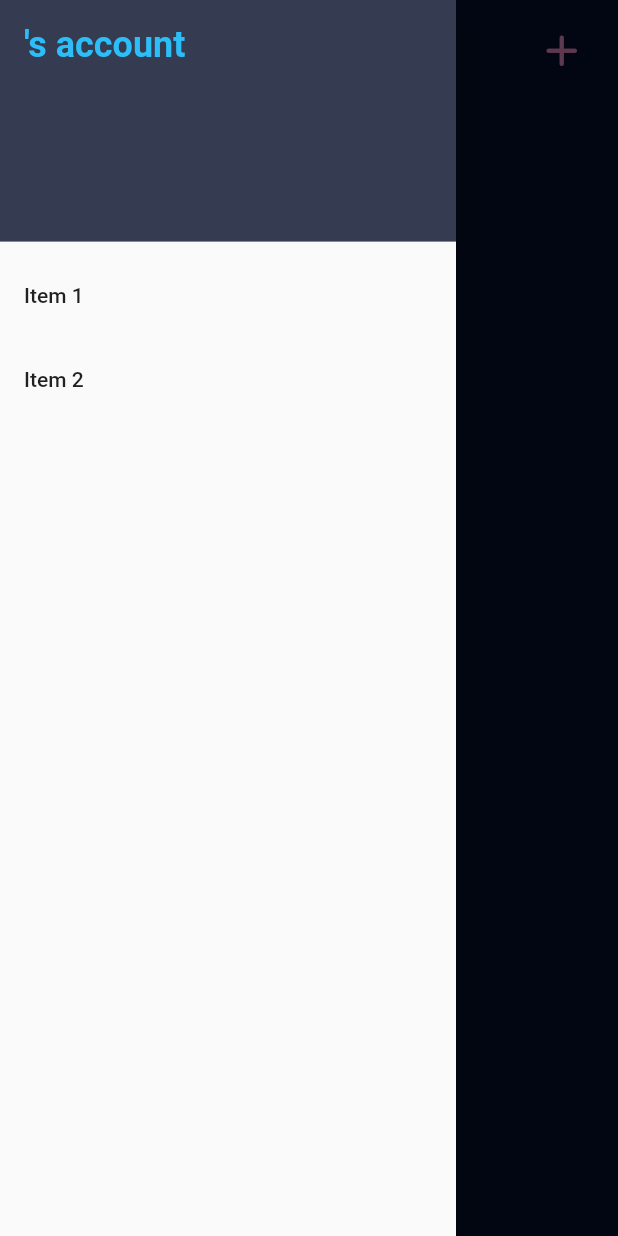
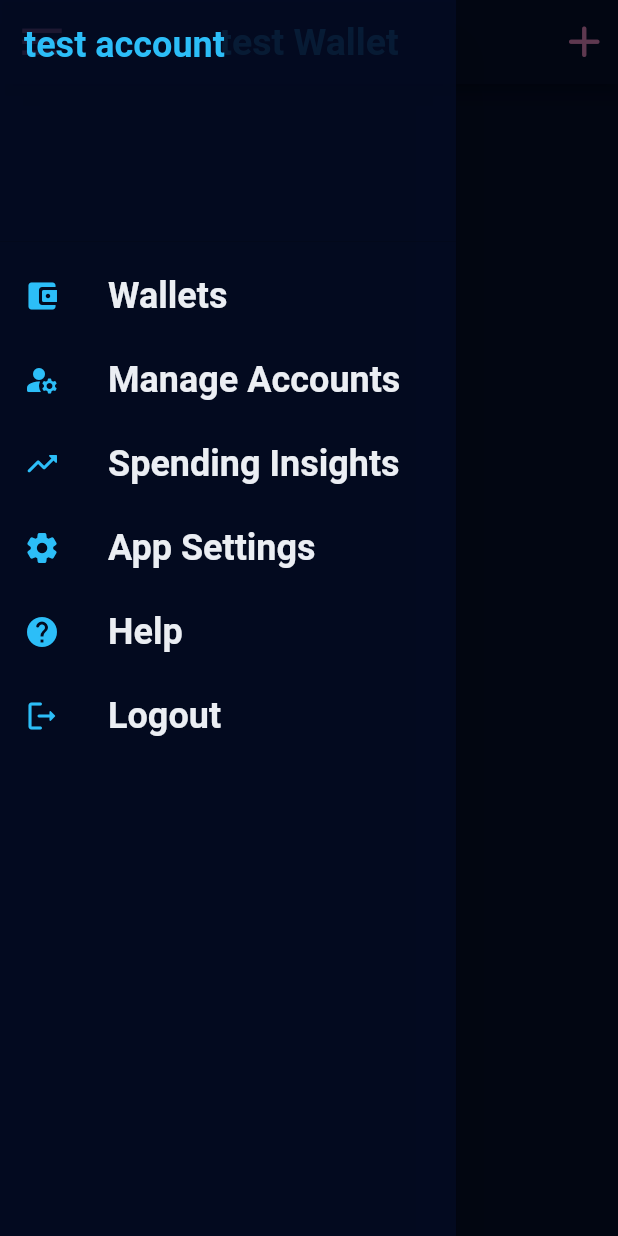
Before and after one commit to NotaCSstudent/FTPbank, a Flutter app: the MainScreen screen opened directly, with the side drawer open, on a phone screen of 412 x 824 dp. Run offline on Flutter 3.47's test engine with Material 2 defaults, Android fonts, the phone set to English and light mode, and no system bars; our stand-ins replace google_fonts; missing offline and left inert: cryptography; Roboto replaces fonts that are missing (Habibi).

Commit message:
Added name field and added drawer for main screen

```diff
--- a/client/lib/Screens/Main/mainscreen.dart
+++ b/client/lib/Screens/Main/mainscreen.dart
@@ -1,30 +1,31 @@
-import 'package:client/Screens/SignIn/background.dart';
 import 'package:client/Screens/SignIn/signin.dart';
 import 'package:client/constants.dart';
 import 'package:flutter/material.dart';
 import 'package:google_fonts/google_fonts.dart';
+import 'package:client/userinfo.dart';
+
 // for now empty, add some dummy data here later after reading the API docs
+// String name = User.name;
 
 class MainScreen extends StatelessWidget {
   const MainScreen({Key? key}) : super(key: key);
 
   @override
   Widget build(BuildContext context) {
-    String? name = userNameFieldController.text;
+    // String? name = userNameFieldController.text;
     Size size = MediaQuery.of(context).size; // Size of the screen
 
     return Scaffold(
-      drawer: Drawer(
-        semanticLabel: "ABC",
+      drawer: Theme(
+        data: Theme.of(context).copyWith(
+          canvasColor: BackgroundColor.withOpacity(0.7),
+        ),
+        child: Drawer(
           child: ListView(
-          // padding: EdgeInsets.zero,
-
             children: <Widget>[
               DrawerHeader(
-                decoration:
-                    BoxDecoration(color: BackgroundColor.withOpacity(0.8)),
                   child: Text(
-                  "$name's account",
+                "test account",
                 style: GoogleFonts.habibi(
                     textStyle: TextStyle(
                         color: LightBlueAccent,
@@ -32,19 +33,144 @@ class MainScreen extends StatelessWidget {
                         fontWeight: FontWeight.bold)),
               )),
               ListTile(
-              title: Text("Item 1"),
+                leading: Icon(
+                  Icons.account_balance_wallet_rounded,
+                  color: LightBlueAccent,
+                ),
+                title: Text(
+                  "Wallets",
+                  style: GoogleFonts.habibi(
+                      textStyle: TextStyle(
+                          color: LightGrey,
+                          fontSize: 24,
+                          fontWeight: FontWeight.bold)),
+                ),
                 onTap: () {
                   Navigator.pop(context);
                 },
               ),
               ListTile(
-              title: Text("Item 2"),
+                leading: Icon(
+                  Icons.manage_accounts_rounded,
+                  color: LightBlueAccent,
+                ),
+                title: Text(
+                  "Manage Accounts",
+                  style: GoogleFonts.habibi(
+                      textStyle: TextStyle(
+                          color: LightGrey,
+                          fontSize: 24,
+                          fontWeight: FontWeight.bold)),
+                ),
                 onTap: () {
                   Navigator.pop(context);
                 },
               ),
+              ListTile(
+                leading: Icon(
+                  Icons.trending_up_rounded,
+                  color: LightBlueAccent,
+                ),
+                title: Text(
+                  "Spending Insights",
+                  style: GoogleFonts.habibi(
+                      textStyle: TextStyle(
+                          color: LightGrey,
+                          fontSize: 24,
+                          fontWeight: FontWeight.bold)),
+                ),
+                onTap: () {
+                  Navigator.pop(context);
+                },
+              ),
+              ListTile(
+                leading: Icon(
+                  Icons.settings_rounded,
+                  color: LightBlueAccent,
+                ),
+                title: Text(
+                  "App Settings",
+                  style: GoogleFonts.habibi(
+                      textStyle: TextStyle(
+                          color: LightGrey,
+                          fontSize: 24,
+                          fontWeight: FontWeight.bold)),
+                ),
+                onTap: () {
+                  Navigator.pop(context);
+                },
+              ),
+              ListTile(
+                leading: Icon(
+                  Icons.help_rounded,
+                  color: LightBlueAccent,
+                ),
+                title: Text(
+                  "Help",
+                  style: GoogleFonts.habibi(
+                      textStyle: TextStyle(
+                          color: LightGrey,
+                          fontSize: 24,
+                          fontWeight: FontWeight.bold)),
+                ),
+                onTap: () {
+                  Navigator.pop(context);
+                },
+              ),
+              ListTile(
+                leading: Icon(
+                  Icons.logout_rounded,
+                  color: LightBlueAccent,
+                ),
+                title: Text(
+                  "Logout",
+                  style: GoogleFonts.habibi(
+                      textStyle: TextStyle(
+                          color: LightGrey,
+                          fontSize: 24,
+                          fontWeight: FontWeight.bold)),
+                ),
+                onTap: () {
+                  Navigator.pop(context);
+                  Navigator.push(context,
+                      PageRouteBuilder(pageBuilder: (_, __, ___) => Signin()));
+                },
+              ),
             ],
           ),
+        ),
+      ),
+      appBar: AppBar(
+        centerTitle: true,
+        leading: Builder(
+          builder: (context) => IconButton(
+            icon: Icon(
+              Icons.menu_outlined,
+              color: PinkAccent,
+              size: 35,
+            ),
+            onPressed: () => Scaffold.of(context).openDrawer(),
+          ),
+        ),
+        title: Text(
+          "test Wallet",
+          style: GoogleFonts.habibi(
+            textStyle: TextStyle(
+                color: LightBlueAccent.withOpacity(0.8),
+                fontSize: 25,
+                fontWeight: FontWeight.bold),
+          ),
+        ),
+        actions: [
+          IconButton(
+            onPressed: () {},
+            icon: Icon(
+              Icons.add_rounded,
+              color: PinkAccent,
+              size: 35,
+            ),
+          )
+        ],
       ),
       body: Container(
         margin: EdgeInsets.only(top: 8),
@@ -56,41 +182,7 @@ class MainScreen extends StatelessWidget {
             Container(
               margin: EdgeInsets.only(left: 15, right: 15),
               alignment: FractionalOffset.center,
-                child: Row(
-                  // crossAxisAlignment: CrossAxisAlignment.start,
-                  mainAxisAlignment: MainAxisAlignment.start,
-                  children: [
-                    InkWell(
-                      onTap: () {
-                        // Scaffold.of(context).openDrawer();
-                      },
-                      child: Icon(
-                        Icons.menu_outlined,
-                        color: PinkAccent,
-                        size: 35,
-                      ),
-                    ),
-                    Spacer(),
-                    Text(
-                      "$name's Wallet",
-                      style: GoogleFonts.habibi(
-                        textStyle: TextStyle(
-                            color: LightBlueAccent.withOpacity(0.8),
-                            fontSize: 25,
-                            fontWeight: FontWeight.bold),
-                      ),
-                    ),
-                    Spacer(),
-                    IconButton(
-                      onPressed: () {},
-                      icon: Icon(
-                        Icons.add_rounded,
-                        color: PinkAccent,
-                        size: 35,
-                      ),
             )
-                  ],
-                ))
           ],
         ),
       ),
--- a/client/lib/Screens/SignIn/signinbtn.dart
+++ b/client/lib/Screens/SignIn/signinbtn.dart
@@ -71,6 +71,8 @@ class SignInBttn extends StatelessWidget {
             if (status == true) {
               Navigator.push(context,
                   PageRouteBuilder(pageBuilder: (_, __, ___) => MainScreen()));
+              userNameFieldController.clear();
+              passwordFieldController.clear(); // clears password
             } else {
               ScaffoldMessenger.of(context).showSnackBar(SnackBar(
                 backgroundColor: DarkBlueAccent,
--- a/client/lib/interface.dart
+++ b/client/lib/interface.dart
@@ -10,11 +10,12 @@ class HttpStuff {
   var signUP = Uri.parse(
       'http://172.25.115.217:5000/signup'); //Parses the flask url and gets data
 
-  signup(user, pass, email) async {
+  signup(user, pass, email, name) async {
     http.Response response = await client.post(signUP, body: {
       'email': email,
       'password': pass,
       'username': user,
+      'name': name
     });
 
     if (response.statusCode == 200) {
```
Also changed, not shown: client/lib/Screens/SignUp/signup.dart (+81 -14 lines), client/lib/Screens/SignUp/signupbtn.dart (+9 -1 lines), client/lib/userinfo.dart (added, +14 -0 lines), client/lib/Screens/SignIn/moreinfo.dart (deleted), 2 other files. Lines whose indentation alone changed are shown as unchanged.
